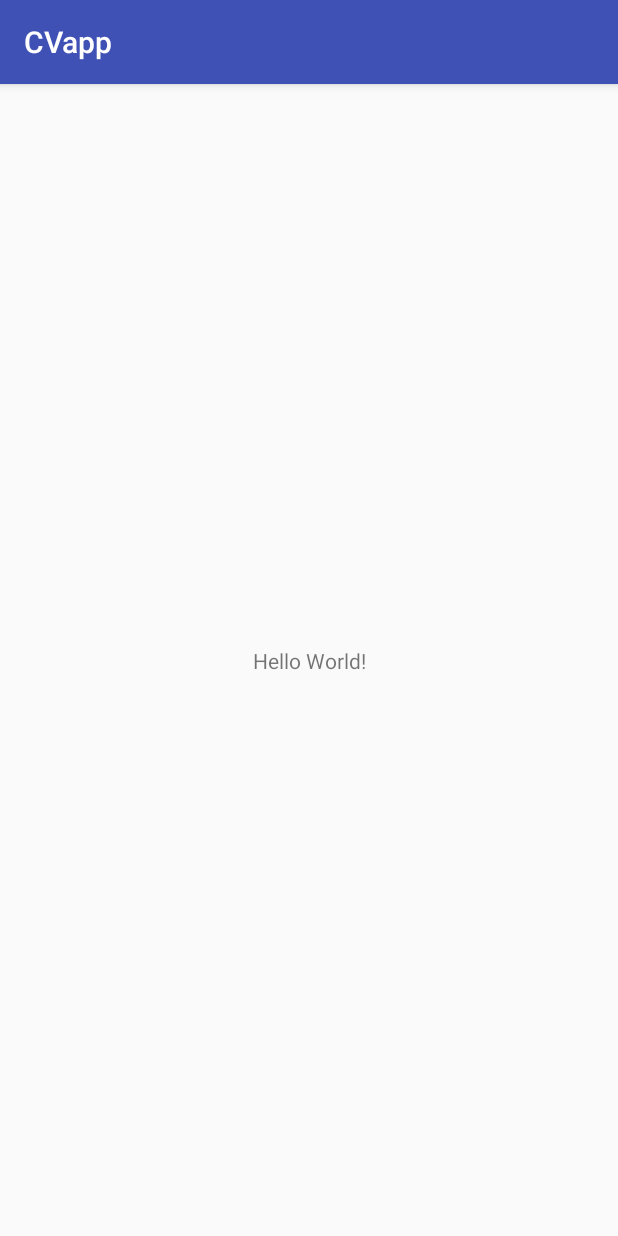
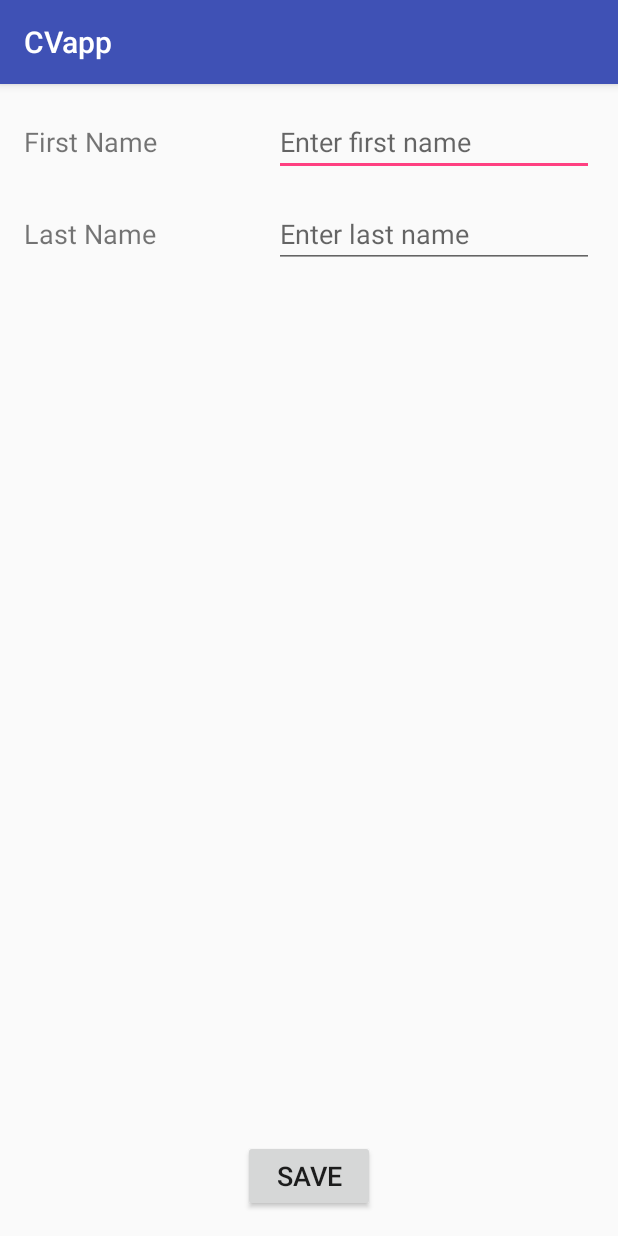
Before and after one commit to lac15/CVapp-android, an Android app: the screen it shows after launch (MainActivity), on a phone screen of 412 x 824 dp. Run offline under Robolectric (Android 15) with nearby library versions, the phone set to English and light mode, and no system bars; our stand-ins replace Room's generated code.

Commit message:
Added AppDatabase.java, Cv.java and CvDao.java, saving a simple Cv(firstName, lastName) now work fine.

```diff
--- a/app/build.gradle
+++ b/app/build.gradle
@@ -22,7 +22,13 @@ dependencies {
     implementation fileTree(dir: 'libs', include: ['*.jar'])
     implementation 'com.android.support:appcompat-v7:27.1.1'
     implementation 'com.android.support.constraint:constraint-layout:1.1.0'
+
+    // Room (use 1.1.0-beta3 for latest beta)
+    implementation "android.arch.persistence.room:runtime:1.0.0"
+    annotationProcessor "android.arch.persistence.room:compiler:1.0.0"
+
     testImplementation 'junit:junit:4.12'
     androidTestImplementation 'com.android.support.test:runner:1.0.2'
     androidTestImplementation 'com.android.support.test.espresso:espresso-core:3.0.2'
+    implementation 'com.android.support:design:27.1.1'
 }
--- a/app/src/main/AndroidManifest.xml
+++ b/app/src/main/AndroidManifest.xml
@@ -9,7 +9,7 @@
         android:roundIcon="@mipmap/ic_launcher_round"
         android:supportsRtl="true"
         android:theme="@style/AppTheme">
-        <activity android:name=".MainActivity">
+        <activity android:name=".ui.MainActivity">
             <intent-filter>
                 <action android:name="android.intent.action.MAIN" />
 
--- /dev/null
+++ b/app/src/main/java/com/example/lac/cvapp/db/AppDatabase.java
@@ -0,0 +1,40 @@
+package com.example.lac.cvapp.db;
+
+import android.arch.persistence.room.Database;
+import android.arch.persistence.room.Room;
+import android.arch.persistence.room.RoomDatabase;
+import android.content.Context;
+
+import com.example.lac.cvapp.db.dao.CvDao;
+import com.example.lac.cvapp.db.entity.Cv;
+
+/**
+ * To get an instance of the created database, use the following code:
+ * appDB = AppDatabase.getInstance("CurrentActivity".this);
+ */
+@Database(entities = {Cv.class}, version = 1)
+public abstract class AppDatabase extends RoomDatabase {
+
+    public abstract CvDao cvDao();
+
+    private static AppDatabase appDB;
+
+    public static AppDatabase getInstance(Context context) {
+        if (null == appDB) {
+            appDB = buildDatabaseInstance(context);
+        }
+        return appDB;
+    }
+
+    private static AppDatabase buildDatabaseInstance(Context context) {
+        return Room.databaseBuilder(context,
+                AppDatabase.class,
+                "APP_DATABASE.DB")
+                .allowMainThreadQueries().build();
+    }
+
+    public void cleanUp(){
+        appDB = null;
+    }
+
+}
--- /dev/null
+++ b/app/src/main/java/com/example/lac/cvapp/db/dao/CvDao.java
@@ -0,0 +1,31 @@
+package com.example.lac.cvapp.db.dao;
+
+import android.arch.persistence.room.Dao;
+import android.arch.persistence.room.Delete;
+import android.arch.persistence.room.Insert;
+import android.arch.persistence.room.Query;
+
+import com.example.lac.cvapp.db.entity.Cv;
+
+import java.util.List;
+
+@Dao
+public interface CvDao {
+
+    @Query("SELECT * FROM cv")
+    List<Cv> getAll();
+
+    @Query("SELECT * FROM cv WHERE uid IN (:cvIds)")
+    List<Cv> loadAllByIds(int[] cvIds);
+
+    @Query("SELECT * FROM cv WHERE first_name LIKE :first AND "
+            + "last_name LIKE :last LIMIT 1")
+    Cv findByName(String first, String last);
+
+    @Insert
+    void insert(Cv cv);
+
+    @Delete
+    void delete(Cv cv);
+
+}
--- a/app/src/main/res/layout/activity_main.xml
+++ b/app/src/main/res/layout/activity_main.xml
@@ -4,15 +4,81 @@
     xmlns:tools="http://schemas.android.com/tools"
     android:layout_width="match_parent"
     android:layout_height="match_parent"
-    tools:context=".MainActivity">
+    tools:context=".ui.MainActivity">
 
     <TextView
+        android:id="@+id/textView"
+        android:layout_width="0dp"
+        android:layout_height="34dp"
+        android:layout_marginLeft="16dp"
+        android:layout_marginStart="16dp"
+        android:text="@string/text_first_name"
+        android:textSize="18sp"
+        app:layout_constraintBaseline_toBaselineOf="@+id/editText"
+        app:layout_constraintEnd_toStartOf="@+id/editText"
+        app:layout_constraintHorizontal_bias="0.5"
+        app:layout_constraintStart_toStartOf="parent" />
+
+    <EditText
+        android:id="@+id/editText"
         android:layout_width="wrap_content"
         android:layout_height="wrap_content"
-        android:text="Hello World!"
-        app:layout_constraintBottom_toBottomOf="parent"
-        app:layout_constraintLeft_toLeftOf="parent"
-        app:layout_constraintRight_toRightOf="parent"
+        android:layout_marginEnd="16dp"
+        android:layout_marginLeft="16dp"
+        android:layout_marginRight="16dp"
+        android:layout_marginStart="16dp"
+        android:layout_marginTop="16dp"
+        android:ems="10"
+        android:hint="@string/hint_first_name"
+        android:inputType="textPersonName"
+        app:layout_constraintEnd_toEndOf="parent"
+        app:layout_constraintHorizontal_bias="0.5"
+        app:layout_constraintStart_toEndOf="@+id/textView"
         app:layout_constraintTop_toTopOf="parent" />
 
+    <TextView
+        android:id="@+id/textView2"
+        android:layout_width="0dp"
+        android:layout_height="33dp"
+        android:layout_marginLeft="16dp"
+        android:layout_marginStart="16dp"
+        android:text="@string/text_last_name"
+        android:textSize="18sp"
+        app:layout_constraintBaseline_toBaselineOf="@+id/editText2"
+        app:layout_constraintEnd_toStartOf="@+id/editText2"
+        app:layout_constraintHorizontal_bias="0.5"
+        app:layout_constraintStart_toStartOf="parent" />
+
+    <EditText
+        android:id="@+id/editText2"
+        android:layout_width="wrap_content"
+        android:layout_height="wrap_content"
+        android:layout_marginEnd="16dp"
+        android:layout_marginLeft="16dp"
+        android:layout_marginRight="16dp"
+        android:layout_marginStart="16dp"
+        android:layout_marginTop="16dp"
+        android:ems="10"
+        android:hint="@string/hint_last_name"
+        android:inputType="textPersonName"
+        app:layout_constraintEnd_toEndOf="parent"
+        app:layout_constraintHorizontal_bias="0.5"
+        app:layout_constraintStart_toEndOf="@+id/textView2"
+        app:layout_constraintTop_toBottomOf="@+id/editText" />
+
+    <Button
+        android:id="@+id/button"
+        android:layout_width="wrap_content"
+        android:layout_height="wrap_content"
+        android:layout_marginBottom="16dp"
+        android:layout_marginEnd="16dp"
+        android:layout_marginLeft="16dp"
+        android:layout_marginRight="16dp"
+        android:layout_marginStart="16dp"
+        android:onClick="onSave"
+        android:text="@string/button_save"
+        android:textSize="18sp"
+        app:layout_constraintBottom_toBottomOf="parent"
+        app:layout_constraintEnd_toEndOf="parent"
+        app:layout_constraintStart_toStartOf="parent" />
 </android.support.constraint.ConstraintLayout>
--- a/app/src/main/res/values/strings.xml
+++ b/app/src/main/res/values/strings.xml
@@ -1,3 +1,8 @@
 <resources>
     <string name="app_name">CVapp</string>
+    <string name="text_first_name">First Name</string>
+    <string name="text_last_name">Last Name</string>
+    <string name="hint_first_name">Enter first name</string>
+    <string name="hint_last_name">Enter last name</string>
+    <string name="button_save">Save</string>
 </resources>
--- a/build.gradle
+++ b/build.gradle
@@ -19,6 +19,9 @@ allprojects {
     repositories {
         google()
         jcenter()
+        maven {
+            url "https://maven.google.com"
+        }
     }
 }
 
```
Also changed, not shown: app/src/main/java/com/example/lac/cvapp/MainActivity.java (deleted, +0 -13 lines), app/src/main/java/com/example/lac/cvapp/db/entity/Cv.java (added, +151 -0 lines), app/src/main/java/com/example/lac/cvapp/ui/MainActivity.java (added, +51 -0 lines), 2 other files.
